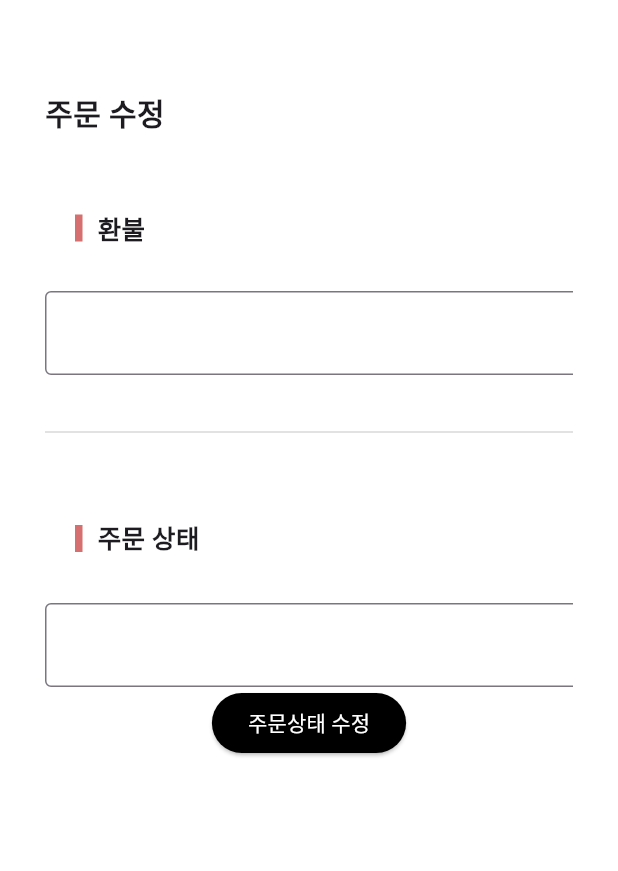
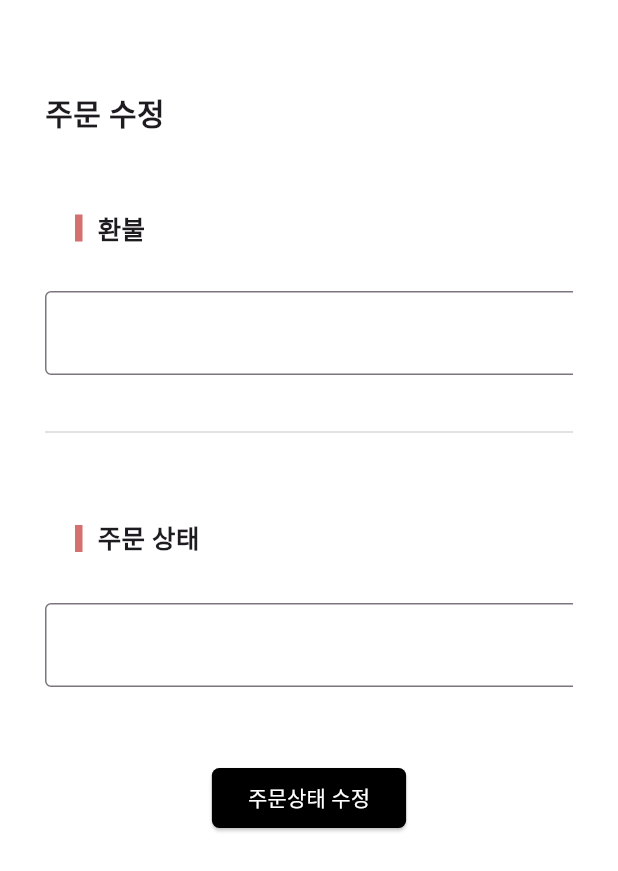
Before and after one commit to donghun-ha/SUmartPick, a Flutter app: the OrderUpdate screen opened directly with empty values, on a phone screen of 412 x 824 dp. Shown: the top 871 px of the screen. Run offline on Flutter 3.47's test engine with Material 3 defaults, Android fonts, the phone set to English and light mode, and no system bars; our stand-ins replace file_picker, firebase_core, get, responsive_framework; accounts and stored records are empty; network calls fail; statements that could not run were skipped.

Commit message:
orders state 수정 테스트

```diff
--- a/sumartpick_web/lib/view/Order_update.dart
+++ b/sumartpick_web/lib/view/Order_update.dart
@@ -29,7 +29,13 @@ class _OrderUpdateState extends State<OrderUpdate> {
     deliveryFinishtime = TextEditingController(text: value[3]);
     selectedFilter = '취소';
     selectedOrderstate = value[4];
-    orderState = ['Payment_completed', 'Preparing_for_delivery', 'In_delivery', 'Delivered', 'Refund'];
+    orderState = [
+      'Payment_completed',
+      'Preparing_for_delivery',
+      'In_delivery',
+      'Delivered',
+      'Refund'
+    ];
     print(value);
   }
 
@@ -110,9 +116,7 @@ class _OrderUpdateState extends State<OrderUpdate> {
                                           child: Text(option),
                                         ))
                                     .toList(),
-                                onChanged: null
-
-                              )
+                                onChanged: null)
                             : DropdownButton<String>(
                                 dropdownColor: Colors.white,
                                 value: selectedFilter, // 현재 선택된 값
@@ -182,8 +186,7 @@ class _OrderUpdateState extends State<OrderUpdate> {
                           dropdownColor: Colors.white,
                           value: selectedOrderstate, // 현재 선택된 값
                           items: orderState
-                                        .map((String option) =>
-                                            DropdownMenuItem<String>(
+                              .map((String option) => DropdownMenuItem<String>(
                                     value: option,
                                     child: Text(option),
                                   ))
@@ -191,6 +194,10 @@ class _OrderUpdateState extends State<OrderUpdate> {
                           onChanged: (String? value) {
                             setState(() {
                               selectedOrderstate = value!; // 선택된 값 업데이트
+                              value == 'Delivered'
+                                  ? deliveryFinishtime.text =
+                                      DateTime.now().toString()
+                                  : deliveryFinishtime.text = '';
                             });
                           },
                         ),
@@ -199,15 +206,18 @@ class _OrderUpdateState extends State<OrderUpdate> {
                   ),
                 ),
               ),
-              ElevatedButton(
+              Padding(
+                padding: const EdgeInsets.fromLTRB(0, 50, 0, 0),
+                child: ElevatedButton(
                     onPressed: () {
-
+                      //
                     },
                     style: ElevatedButton.styleFrom(
                         backgroundColor: Colors.black,
-                  foregroundColor: Colors.white
-                ),
-                child: const Text('주문상태 수정')
+                        foregroundColor: Colors.white,
+                        shape: RoundedRectangleBorder(
+                            borderRadius: BorderRadius.circular(5))),
+                    child: const Text('주문상태 수정')),
               )
             ],
           ),
```
Also changed, not shown: 1 other file. Lines whose indentation alone changed are shown as unchanged.
